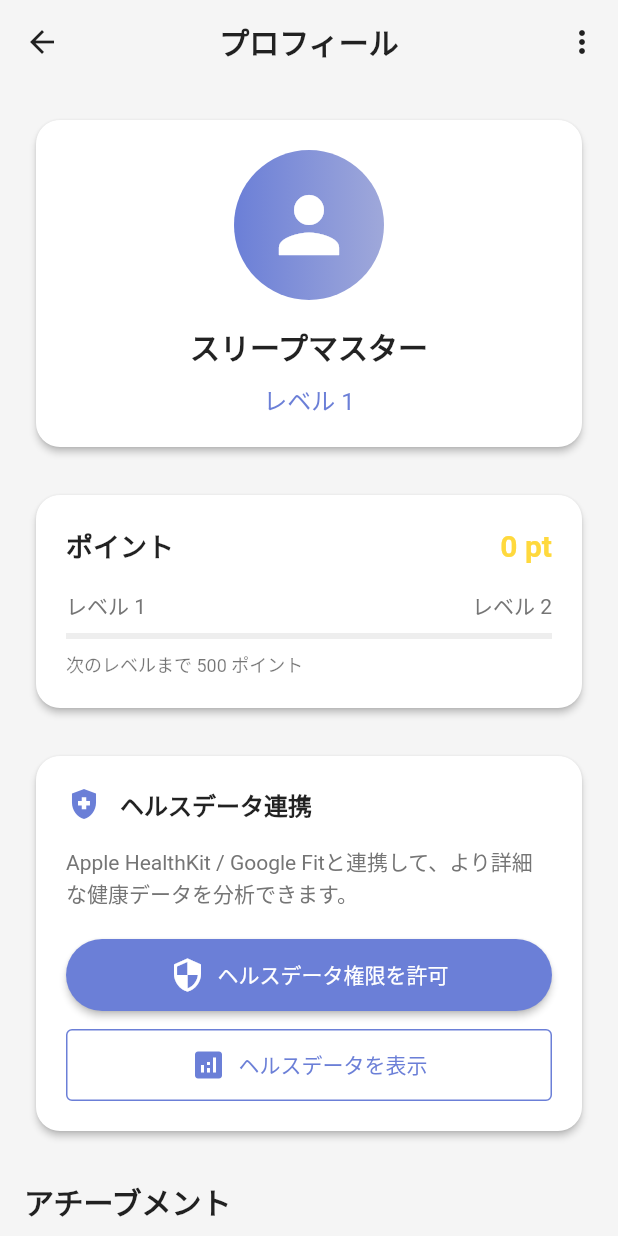
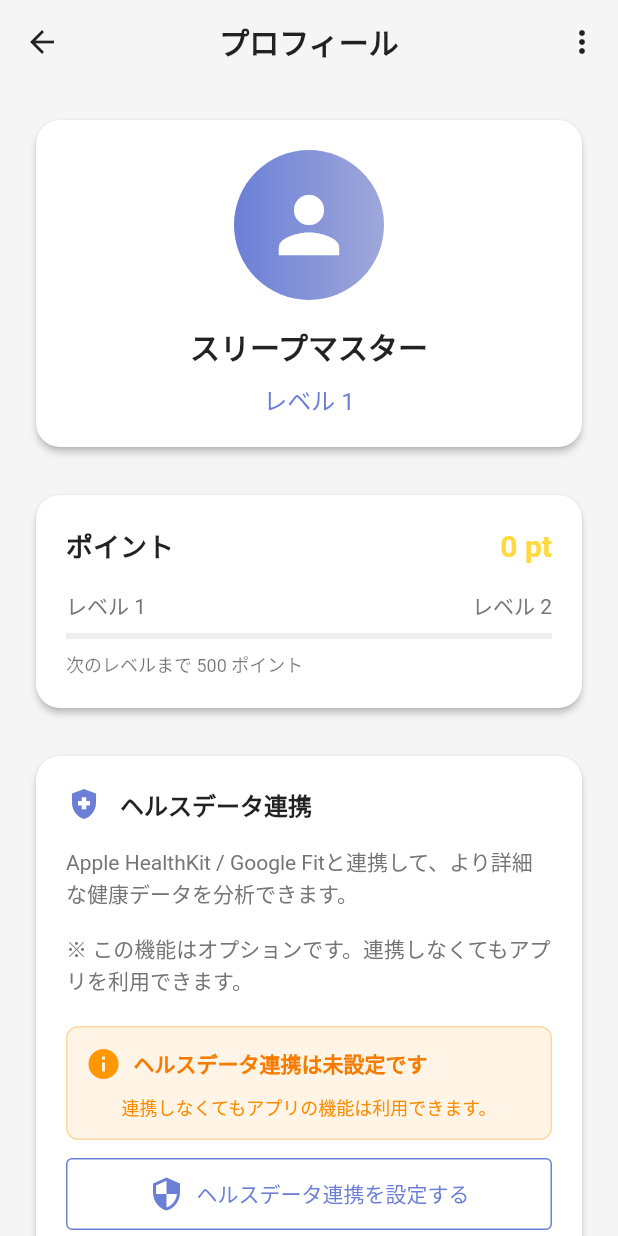
Before and after one commit to araiyutaro/SleepTracker, a Flutter app: the ProfileScreen screen opened directly, on a phone screen of 412 x 824 dp. Run offline on Flutter 3.47's test engine with Material 2 defaults, Android fonts, the phone set to English and light mode, and no system bars; our stand-ins replace firebase_analytics, firebase_core, fl_chart, flutter_local_notifications, permission_handler, sensors_plus and 3 more; missing offline and left inert: health; accounts and stored records are empty.

Commit message:
🎨 ヘルスキット連携をユーザーフレンドリーに改善
- 権限状態を動的に表示するUIに変更
- 権限がある場合：緑色の成功表示
- 権限がない場合：オレンジ色の説明と任意性を強調
- 「連携しなくても全機能利用可能」を明示
- 強制感のない親切なメッセージに変更

🤖 Generated with [Claude Code](https://claude.ai/code)

Co-Authored-By: Claude <noreply@anthropic.com>

```diff
--- a/lib/presentation/screens/profile_screen.dart
+++ b/lib/presentation/screens/profile_screen.dart
@@ -328,7 +328,7 @@ class _ProfileScreenState extends State<ProfileScreen> {
             ),
             const SizedBox(height: 16),
             Text(
-              'Apple HealthKit / Google Fitと連携して、より詳細な健康データを分析できます。',
+              'Apple HealthKit / Google Fitと連携して、より詳細な健康データを分析できます。\n\n※ この機能はオプションです。連携しなくてもアプリを利用できます。',
               style: Theme.of(context).textTheme.bodyMedium?.copyWith(
                 color: Colors.grey[600],
               ),
@@ -336,19 +336,69 @@ class _ProfileScreenState extends State<ProfileScreen> {
             const SizedBox(height: 20),
             Consumer<SleepProvider>(
               builder: (context, sleepProvider, child) {
+                return FutureBuilder<bool>(
+                  future: _checkHealthPermissions(sleepProvider),
+                  builder: (context, snapshot) {
+                    final hasPermissions = snapshot.data ?? false;
+                    final isLoading = snapshot.connectionState == ConnectionState.waiting;
+
+                    if (isLoading) {
+                      return const Center(
+                        child: CircularProgressIndicator(),
+                      );
+                    }
+
                     return Column(
                       children: [
-                    SizedBox(
-                      width: double.infinity,
-                      child: ElevatedButton.icon(
-                        onPressed: () => _requestHealthPermissions(sleepProvider),
-                        icon: const Icon(Icons.security),
-                        label: const Text('ヘルスデータ権限を許可'),
-                        style: ElevatedButton.styleFrom(
-                          backgroundColor: AppTheme.primaryColor,
-                          foregroundColor: Colors.white,
-                          padding: const EdgeInsets.symmetric(vertical: 12),
+                        if (hasPermissions) ...
+                          _buildPermissionGrantedUI(sleepProvider)
+                        else ...
+                          _buildPermissionNotGrantedUI(sleepProvider),
+                      ],
+                    );
+                  },
+                );
+              },
             ),
+          ],
+        ),
+      ),
+    );
+  }
+
+  Future<bool> _checkHealthPermissions(SleepProvider sleepProvider) async {
+    try {
+      final healthService = sleepProvider.healthService;
+      if (!healthService.isInitialized) {
+        await healthService.initialize();
+      }
+      return await healthService.hasPermissions();
+    } catch (e) {
+      debugPrint('Error checking health permissions: $e');
+      return false;
+    }
+  }
+
+  List<Widget> _buildPermissionGrantedUI(SleepProvider sleepProvider) {
+    return [
+      Container(
+        padding: const EdgeInsets.all(12),
+        decoration: BoxDecoration(
+          color: Colors.green.withOpacity(0.1),
+          borderRadius: BorderRadius.circular(8),
+          border: Border.all(color: Colors.green.withOpacity(0.3)),
+        ),
+        child: Row(
+          children: [
+            Icon(Icons.check_circle, color: Colors.green),
+            const SizedBox(width: 8),
+            Expanded(
+              child: Text(
+                'ヘルスデータ連携が有効です',
+                style: TextStyle(color: Colors.green[700], fontWeight: FontWeight.bold),
+              ),
+            ),
+          ],
         ),
       ),
       const SizedBox(height: 12),
@@ -365,14 +415,55 @@ class _ProfileScreenState extends State<ProfileScreen> {
           ),
         ),
       ),
+    ];
+  }
+
+  List<Widget> _buildPermissionNotGrantedUI(SleepProvider sleepProvider) {
+    return [
+      Container(
+        padding: const EdgeInsets.all(12),
+        decoration: BoxDecoration(
+          color: Colors.orange.withOpacity(0.1),
+          borderRadius: BorderRadius.circular(8),
+          border: Border.all(color: Colors.orange.withOpacity(0.3)),
+        ),
+        child: Column(
+          children: [
+            Row(
+              children: [
+                Icon(Icons.info, color: Colors.orange),
+                const SizedBox(width: 8),
+                Expanded(
+                  child: Text(
+                    'ヘルスデータ連携は未設定です',
+                    style: TextStyle(color: Colors.orange[700], fontWeight: FontWeight.bold),
+                  ),
+                ),
               ],
-                );
-              },
+            ),
+            const SizedBox(height: 8),
+            Text(
+              '連携しなくてもアプリの機能は利用できます。',
+              style: TextStyle(color: Colors.orange[600], fontSize: 12),
             ),
           ],
         ),
       ),
-    );
+      const SizedBox(height: 12),
+      SizedBox(
+        width: double.infinity,
+        child: OutlinedButton.icon(
+          onPressed: () => _requestHealthPermissions(sleepProvider),
+          icon: const Icon(Icons.security),
+          label: const Text('ヘルスデータ連携を設定する'),
+          style: OutlinedButton.styleFrom(
+            foregroundColor: AppTheme.primaryColor,
+            side: BorderSide(color: AppTheme.primaryColor),
+            padding: const EdgeInsets.symmetric(vertical: 12),
+          ),
+        ),
+      ),
+    ];
   }
 
   Future<void> _requestHealthPermissions(SleepProvider sleepProvider) async {
@@ -387,16 +478,19 @@ class _ProfileScreenState extends State<ProfileScreen> {
         ScaffoldMessenger.of(context).showSnackBar(
           SnackBar(
             content: Text(granted
-              ? 'ヘルスデータ権限が許可されました'
-              : 'ヘルスデータ権限が拒否されました。端末の設定からアプリの権限を確認してください。'),
-            backgroundColor: granted ? Colors.green : Colors.red,
-            duration: Duration(seconds: granted ? 3 : 5),
+              ? 'ヘルスデータ連携が有効になりました。自動でデータが同期されます。'
+              : 'ヘルスデータ連携は設定されませんでした。アプリは通常通りご利用いただけます。'),
+            backgroundColor: granted ? Colors.green : Colors.orange,
+            duration: Duration(seconds: granted ? 4 : 6),
           ),
         );
 
         // 権限が拒否された場合、詳細情報を表示
         if (!granted) {
           _showPermissionDeniedDialog();
+        } else {
+          // 権限が許可された場合、UIを更新
+          setState(() {});
         }
       }
     } catch (e) {
@@ -404,9 +498,9 @@ class _ProfileScreenState extends State<ProfileScreen> {
       if (mounted) {
         ScaffoldMessenger.of(context).showSnackBar(
           SnackBar(
-            content: Text('エラーが発生しました: $e'),
-            backgroundColor: Colors.red,
-            duration: Duration(seconds: 5),
+            content: Text('エラーが発生しましたが、アプリは継続してご利用いただけます。'),
+            backgroundColor: Colors.orange,
+            duration: Duration(seconds: 4),
           ),
         );
       }
@@ -417,17 +511,18 @@ class _ProfileScreenState extends State<ProfileScreen> {
     showDialog(
       context: context,
       builder: (context) => AlertDialog(
-        title: const Text('ヘルスデータ権限について'),
+        title: const Text('ヘルスデータ連携について'),
         content: const Text(
-          'ヘルスデータ機能を使用するには、以下の手順で権限を許可してください：\n\n'
+          'ヘルスデータ連携はオプション機能です。\n\n'
+          'アプリは連携なしでも睡眠記録、分析、通知などすべての機能をご利用いただけます。\n\n'
+          '連携を希望する場合は、以下の手順で設定できます：\n\n'
           'iOS: 設定 > プライバシーとセキュリティ > ヘルスケア > Sleep\n'
-          'Android: 設定 > アプリと通知 > Sleep > 権限\n\n'
-          'または、端末にHealth Connect/Google Fitアプリがインストールされている必要があります。'
+          'Android: 設定 > アプリと通知 > Sleep > 権限'
         ),
         actions: [
           TextButton(
             onPressed: () => Navigator.of(context).pop(),
-            child: const Text('OK'),
+            child: const Text('理解しました'),
           ),
         ],
       ),
```
Lines whose indentation alone changed are shown as unchanged.
